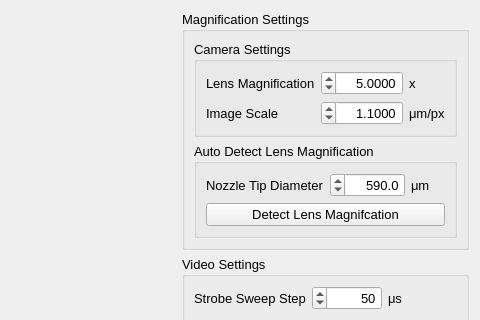
Old version of the form src/ui/dropletanalyzerwidget.ui in the repository BYUCreateResearchLab/CREATE_LAB_Binder_Jet_Printer; both pictures show x 180 to 660 and y 0 to 320 of the 660 by 687 pixel window.
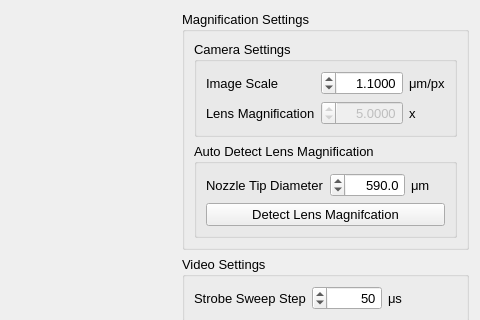
New version of the form. Custom widgets are drawn as their Qt base class.

Patch:
```diff
--- a/src/ui/dropletanalyzerwidget.ui
+++ b/src/ui/dropletanalyzerwidget.ui
@@ -156,15 +156,11 @@
            <bool>false</bool>
           </property>
           <layout class="QGridLayout" name="gridLayout_4">
-           <item row="0" column="0">
-            <widget class="QLabel" name="label_4">
-             <property name="text">
-              <string>Lens Magnification</string>
-             </property>
-            </widget>
-           </item>
-           <item row="0" column="1">
+           <item row="1" column="1">
             <widget class="QDoubleSpinBox" name="magnificationSpinBox">
+             <property name="enabled">
+              <bool>false</bool>
+             </property>
              <property name="layoutDirection">
               <enum>Qt::RightToLeft</enum>
              </property>
@@ -185,21 +181,28 @@
              </property>
             </widget>
            </item>
-           <item row="0" column="2">
+           <item row="1" column="2">
             <widget class="QLabel" name="label_3">
              <property name="text">
               <string>x</string>
              </property>
             </widget>
            </item>
-           <item row="2" column="0">
+           <item row="1" column="0">
+            <widget class="QLabel" name="label_4">
+             <property name="text">
+              <string>Lens Magnification</string>
+             </property>
+            </widget>
+           </item>
+           <item row="0" column="0">
             <widget class="QLabel" name="label_6">
              <property name="text">
               <string>Image Scale</string>
              </property>
             </widget>
            </item>
-           <item row="2" column="1">
+           <item row="0" column="1">
             <widget class="QDoubleSpinBox" name="imageScaleSpinBox">
              <property name="layoutDirection">
               <enum>Qt::RightToLeft</enum>
@@ -221,7 +224,7 @@
              </property>
             </widget>
            </item>
-           <item row="2" column="2">
+           <item row="0" column="2">
             <widget class="QLabel" name="label_5">
              <property name="text">
               <string>μm/px</string>
```
